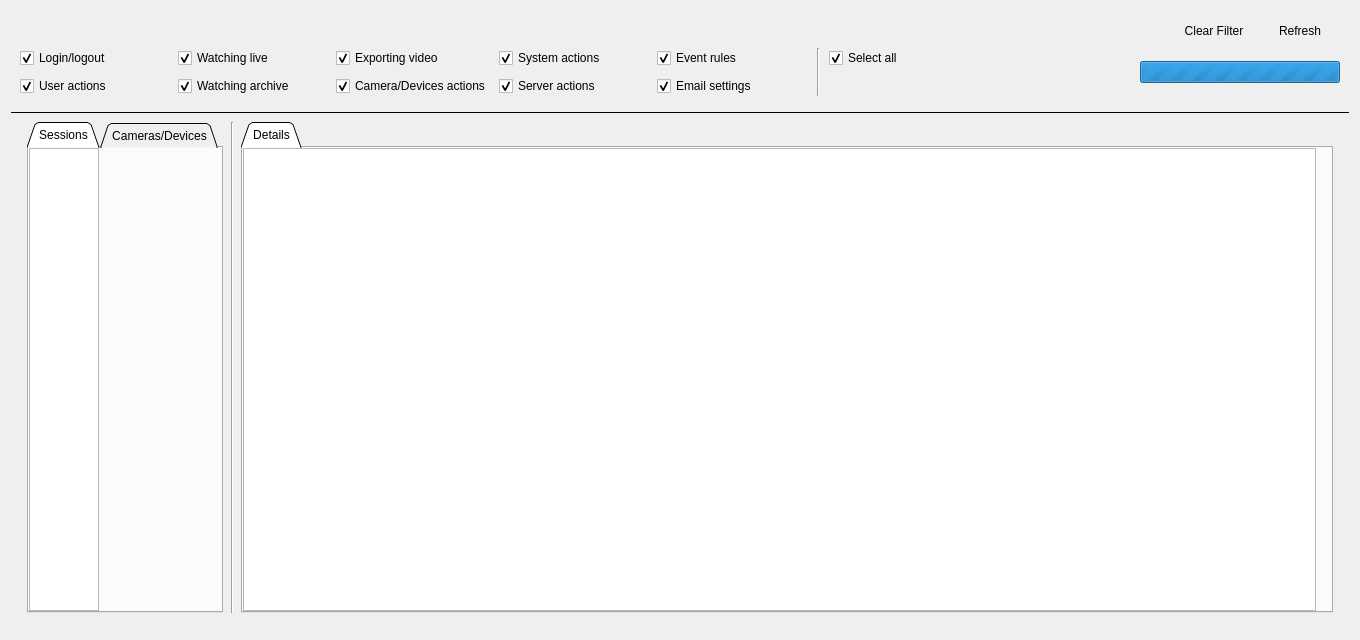
First picture: the form in client/libclient/src/ui/dialogs/audit_log_dialog.ui, repository networkoptix/nx_open, before the edit.
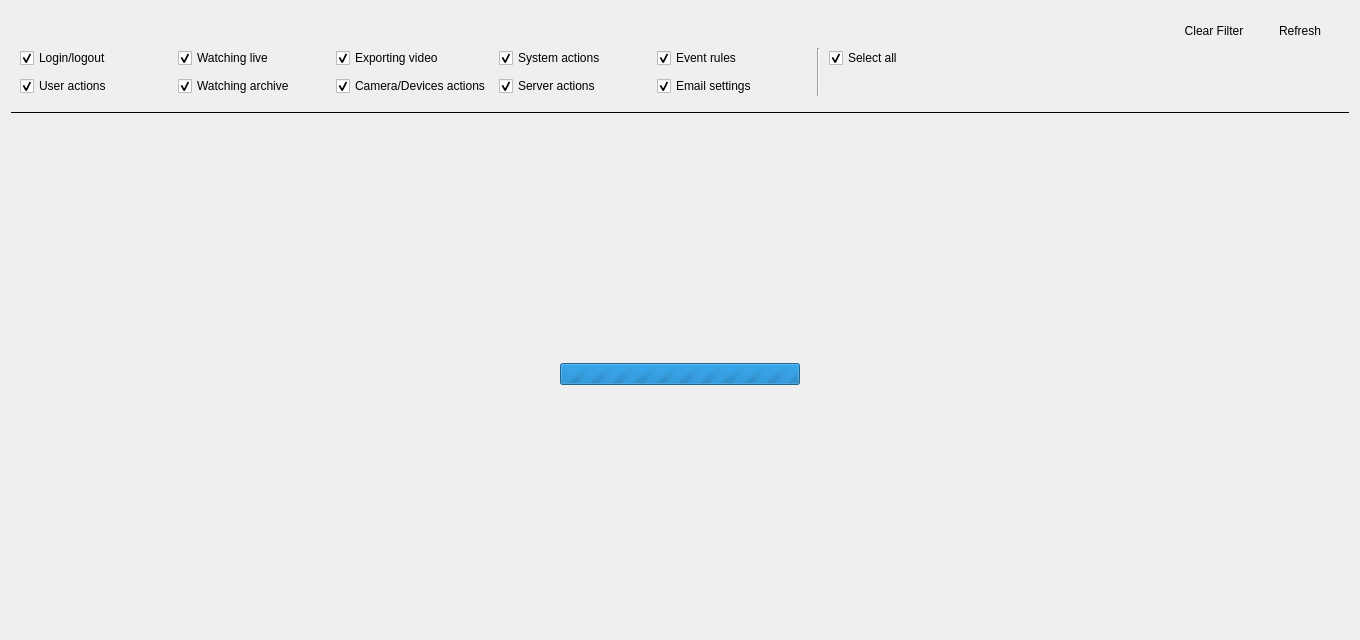
Second picture: the form after the edit. The open tabs and pages were chosen to show the change. Custom widgets are drawn as their Qt base class.

Commit message:
VMS-3924: Progress loaders in big table dialogs style
<==== Mercurial data ====>
Branch: dev_3.0.0_gui

What changed in the file:
```diff
--- a/client/libclient/src/ui/dialogs/audit_log_dialog.ui
+++ b/client/libclient/src/ui/dialogs/audit_log_dialog.ui
@@ -345,28 +345,6 @@
           </property>
          </spacer>
         </item>
-        <item>
-         <widget class="QProgressBar" name="loadingProgressBar">
-          <property name="sizePolicy">
-           <sizepolicy hsizetype="Fixed" vsizetype="Fixed">
-            <horstretch>0</horstretch>
-            <verstretch>0</verstretch>
-           </sizepolicy>
-          </property>
-          <property name="minimumSize">
-           <size>
-            <width>200</width>
-            <height>0</height>
-           </size>
-          </property>
-          <property name="maximum">
-           <number>0</number>
-          </property>
-          <property name="value">
-           <number>-1</number>
-          </property>
-         </widget>
-        </item>
        </layout>
       </item>
      </layout>
@@ -678,6 +656,36 @@
        </item>
       </layout>
      </widget>
+     <widget class="QWidget" name="progressPage">
+      <layout class="QVBoxLayout" name="verticalLayout_3">
+       <item>
+        <layout class="QHBoxLayout" name="horizontalLayout">
+         <item>
+          <widget class="QProgressBar" name="loadingProgressBar">
+           <property name="sizePolicy">
+            <sizepolicy hsizetype="Fixed" vsizetype="Fixed">
+             <horstretch>0</horstretch>
+             <verstretch>0</verstretch>
+            </sizepolicy>
+           </property>
+           <property name="minimumSize">
+            <size>
+             <width>240</width>
+             <height>0</height>
+            </size>
+           </property>
+           <property name="maximum">
+            <number>0</number>
+           </property>
+           <property name="value">
+            <number>-1</number>
+           </property>
+          </widget>
+         </item>
+        </layout>
+       </item>
+      </layout>
+     </widget>
     </widget>
    </item>
   </layout>
```
Left out of the diff: 2 changed lines with no effect on the pictures. The commit also changes 3 other files.
